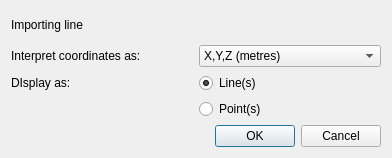
The window that calcam/gui/qt_designer_files/line_coords.ui (euratom-software/calcam) describes before a commit, drawn with Qt 5.
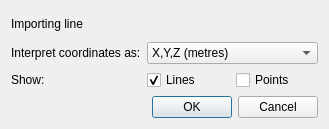
The same window after the commit.

Commit message: Many improvements to the 3D Viewer tool. (1) Finish option for displaying calibrated FOV as wall coverage (shading of CAD). (2) Individual sub-views now load as separate items when loading calibration results. (3) Greatly improve options for appearance of 3D data (show or hide lines and points, change marker size and line width) (4) Add option for deleting imported 3D data, (5) Add option to show 3D data entries on legend, (6) Add un-folded wall image rendering option. Plus various bug fixes.

What changed in the file:
```diff
--- a/calcam/gui/qt_designer_files/line_coords.ui
+++ b/calcam/gui/qt_designer_files/line_coords.ui
@@ -6,28 +6,14 @@
    <rect>
     <x>0</x>
     <y>0</y>
-    <width>392</width>
-    <height>158</height>
+    <width>304</width>
+    <height>129</height>
    </rect>
   </property>
   <property name="windowTitle">
    <string>Line Coordinates</string>
   </property>
   <layout class="QGridLayout" name="gridLayout">
-   <item row="0" column="0" colspan="2">
-    <widget class="QLabel" name="lines_label">
-     <property name="text">
-      <string>Importing line</string>
-     </property>
-    </widget>
-   </item>
-   <item row="2" column="0">
-    <widget class="QLabel" name="label_2">
-     <property name="text">
-      <string>DIsplay as:</string>
-     </property>
-    </widget>
-   </item>
    <item row="1" column="0">
     <widget class="QLabel" name="label">
      <property name="text">
@@ -35,7 +21,34 @@
      </property>
     </widget>
    </item>
-   <item row="1" column="1">
+   <item row="2" column="0">
+    <widget class="QLabel" name="label_2">
+     <property name="text">
+      <string>Show:</string>
+     </property>
+    </widget>
+   </item>
+   <item row="2" column="1">
+    <widget class="QCheckBox" name="show_lines">
+     <property name="text">
+      <string>Lines</string>
+     </property>
+     <property name="checked">
+      <bool>true</bool>
+     </property>
+    </widget>
+   </item>
+   <item row="2" column="2">
+    <widget class="QCheckBox" name="show_points">
+     <property name="text">
+      <string>Points</string>
+     </property>
+     <property name="checked">
+      <bool>false</bool>
+     </property>
+    </widget>
+   </item>
+   <item row="1" column="1" colspan="2">
     <widget class="QComboBox" name="line_coords_combobox">
      <item>
       <property name="text">
@@ -49,7 +62,14 @@
      </item>
     </widget>
    </item>
-   <item row="4" column="0" colspan="2">
+   <item row="0" column="0" colspan="3">
+    <widget class="QLabel" name="lines_label">
+     <property name="text">
+      <string>Importing line</string>
+     </property>
+    </widget>
+   </item>
+   <item row="3" column="0" colspan="3">
     <widget class="QDialogButtonBox" name="buttonBox">
      <property name="orientation">
       <enum>Qt::Horizontal</enum>
@@ -59,23 +79,6 @@
      </property>
     </widget>
    </item>
-   <item row="2" column="1">
-    <widget class="QRadioButton" name="show_lines">
-     <property name="text">
-      <string>Line(s)</string>
-     </property>
-     <property name="checked">
-      <bool>true</bool>
-     </property>
-    </widget>
-   </item>
-   <item row="3" column="1">
-    <widget class="QRadioButton" name="show_points">
-     <property name="text">
-      <string>Point(s)</string>
-     </property>
-    </widget>
-   </item>
   </layout>
  </widget>
  <resources/>
```
The commit also changes 6 other files.
